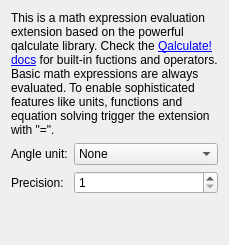
albertlauncher/plugins, file qalculate/src/configwidget.ui: the form before one commit.
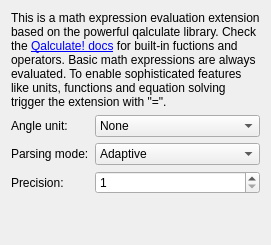
The form after the commit.

Commit message: [qalc] Add option "Parsing mode"

What changed in the file:
```diff
--- a/qalculate/src/configwidget.ui
+++ b/qalculate/src/configwidget.ui
@@ -49,14 +49,14 @@
        </item>
       </widget>
      </item>
-     <item row="1" column="0">
+     <item row="2" column="0">
       <widget class="QLabel" name="precisionLabel">
        <property name="text">
         <string>Precision:</string>
        </property>
       </widget>
      </item>
-     <item row="1" column="1">
+     <item row="2" column="1">
       <widget class="QSpinBox" name="precisionSpinBox">
        <property name="minimum">
         <number>1</number>
@@ -66,6 +66,32 @@
        </property>
       </widget>
      </item>
+     <item row="1" column="0">
+      <widget class="QLabel" name="parsingModeLabel">
+       <property name="text">
+        <string>Parsing mode:</string>
+       </property>
+      </widget>
+     </item>
+     <item row="1" column="1">
+      <widget class="QComboBox" name="parsingModeComboBox">
+       <item>
+        <property name="text">
+         <string>Adaptive</string>
+        </property>
+       </item>
+       <item>
+        <property name="text">
+         <string>Implicit multiplication first</string>
+        </property>
+       </item>
+       <item>
+        <property name="text">
+         <string>Conventional</string>
+        </property>
+       </item>
+      </widget>
+     </item>
     </layout>
    </item>
    <item>
```
The commit also changes 1 other file.
